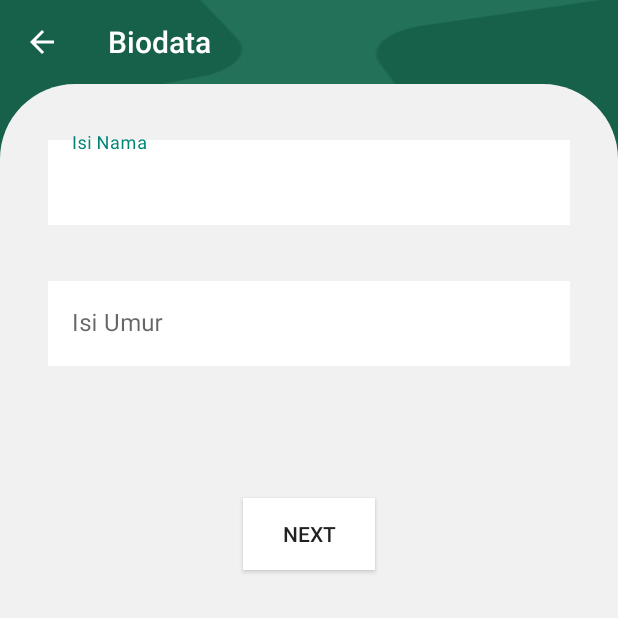
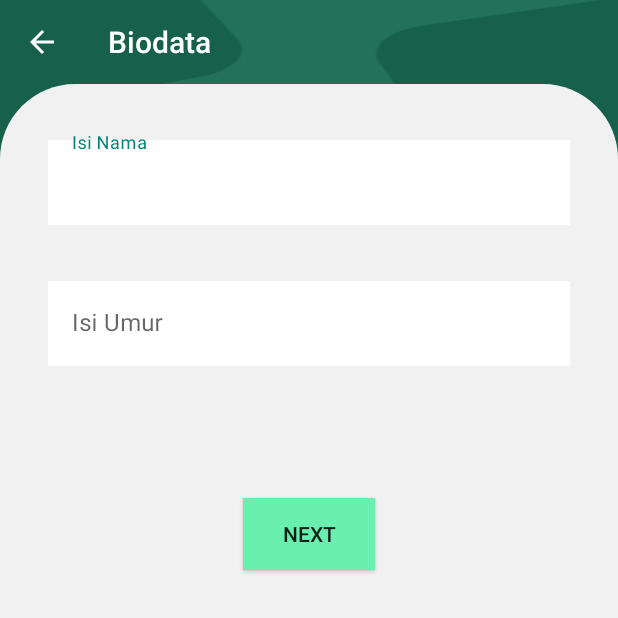
Before and after one commit to iqbal2803/EyeTestingApp, an Android app: the Activity_Biodata screen opened directly, with no data from a screen before it, on a phone screen of 412 x 824 dp, the top half of it. Run offline under Robolectric (Android 15) with nearby library versions, the phone set to English and light mode, and no system bars; libraries missing offline, so code that uses them is left out: com.jaredrummler.materialspinner; plain views replace MaterialSpinner; 2 statements that could not run were skipped.

Commit message:
update warna background tombol

```diff
--- a/app/src/main/res/layout/activity_biodata.xml
+++ b/app/src/main/res/layout/activity_biodata.xml
@@ -87,7 +87,7 @@
         android:id="@+id/btn_next"
         android:layout_width="wrap_content"
         android:layout_height="wrap_content"
-        android:background="@color/colorWhite"
+        android:background="#69F0AE"
         android:layout_marginTop="32dp"
         android:shadowColor="@color/colorBlack"
         android:elevation="2dp"
```
